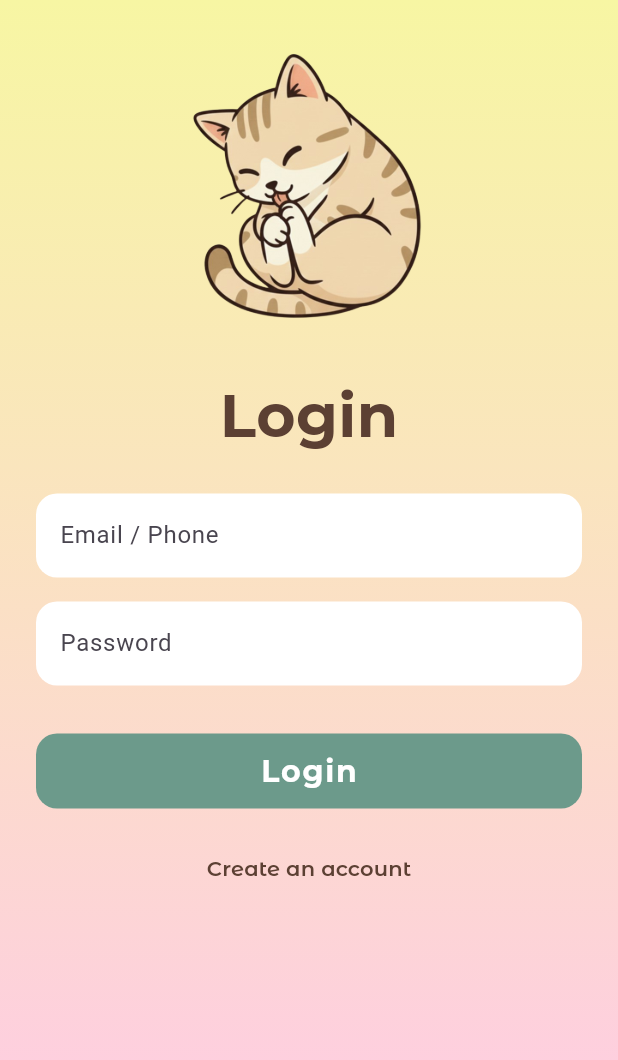
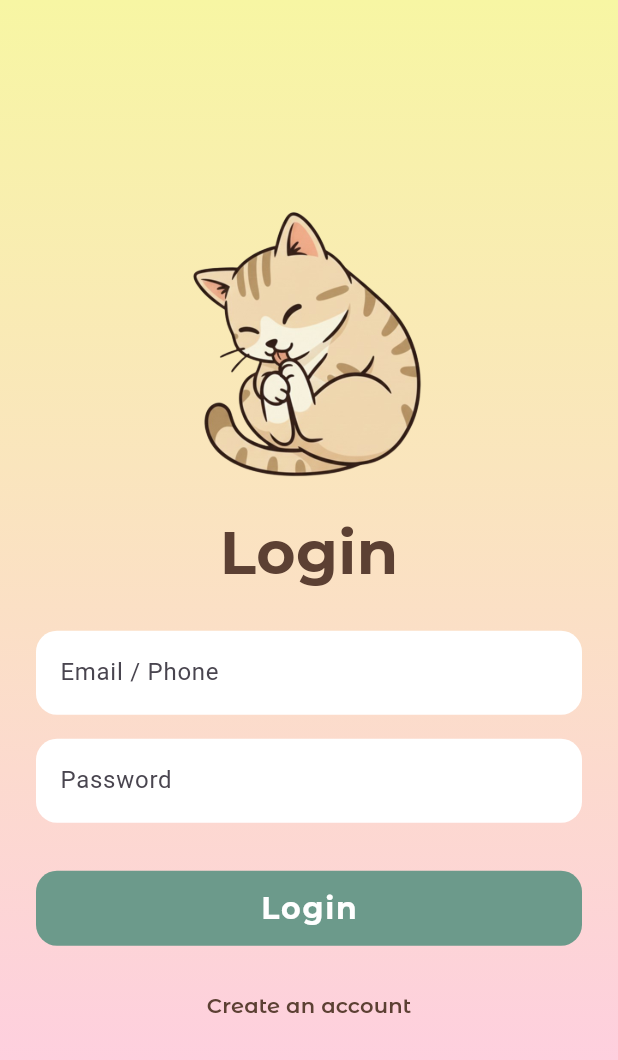
Before and after one commit to NIIIIIINO/Smart_Cat_Water_Bowl, a Flutter app: the screen it shows after launch, after a tap on "START", after a tap on "Login", on a phone screen of 412 x 824 dp. Shown: the top 1060 px of the screen. Run offline on Flutter 3.47's test engine with Material 3 defaults, Android fonts, the phone set to English and light mode, and no system bars; our stand-ins replace cloud_firestore, firebase_auth, firebase_core, firebase_storage, image_picker; accounts and stored records are empty; project files that could hold a hidden picture were left out.

Commit message:
Update login_page.dart

```diff
--- a/smart_cat_water_bowl/lib/pages/login_page.dart
+++ b/smart_cat_water_bowl/lib/pages/login_page.dart
@@ -62,17 +62,18 @@ class _LoginPageState extends State<LoginPage> {
       backgroundColor: Colors.transparent,
 
       body: SafeArea(
+        child: Center(
           child: SingleChildScrollView(
             child: Padding(
               padding: const EdgeInsets.all(24),
               child: Column(
+                mainAxisSize: MainAxisSize.min,
                 crossAxisAlignment: CrossAxisAlignment.center,
                 children: [
                   // 🐱 รูปแมวด้านบน
                   Image.asset('assets/images/finfin.png', height: 200),
 
-                const SizedBox(height: 24),
-
+                  const SizedBox(height: 10), // ลดให้ชิด text Login
                   // ===== Title =====
                   const Text(
                     'Login',
@@ -179,6 +180,7 @@ class _LoginPageState extends State<LoginPage> {
             ),
           ),
         ),
+      ),
     );
   }
 }
```
Lines whose indentation alone changed are shown as unchanged.
